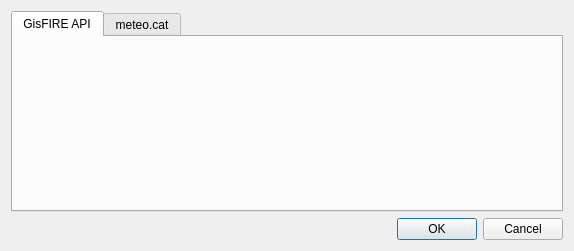
This is ui/settings.ui in JaumeFigueras/GisFIRE-Lightnings as Qt 5 draws it before an edit. The edited form follows.
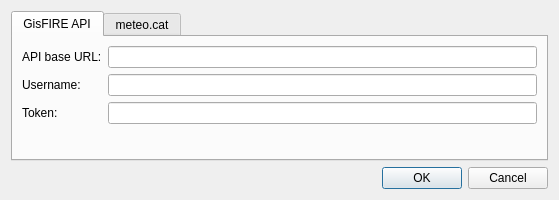
This is the edited form.

Commit message: GisFIRE API parameters in dialog box

Diff of the .ui file:
```diff
--- a/ui/settings.ui
+++ b/ui/settings.ui
@@ -6,8 +6,8 @@
    <rect>
     <x>0</x>
     <y>0</y>
-    <width>574</width>
-    <height>251</height>
+    <width>559</width>
+    <height>200</height>
    </rect>
   </property>
   <property name="sizePolicy">
@@ -47,8 +47,39 @@
          <string>GisFIRE API</string>
         </attribute>
         <layout class="QGridLayout" name="gridLayout_2">
-         <item row="0" column="0">
-          <layout class="QHBoxLayout" name="horizontalLayout_3"/>
+         <item row="2" column="0">
+          <layout class="QFormLayout" name="formLayout">
+           <item row="0" column="0">
+            <widget class="QLabel" name="label_2">
+             <property name="text">
+              <string>API base URL:</string>
+             </property>
+            </widget>
+           </item>
+           <item row="1" column="0">
+            <widget class="QLabel" name="label_3">
+             <property name="text">
+              <string>Username:</string>
+             </property>
+            </widget>
+           </item>
+           <item row="2" column="0">
+            <widget class="QLabel" name="label_4">
+             <property name="text">
+              <string>Token:</string>
+             </property>
+            </widget>
+           </item>
+           <item row="0" column="1">
+            <widget class="QLineEdit" name="txtGisFireApiBaseUrl"/>
+           </item>
+           <item row="1" column="1">
+            <widget class="QLineEdit" name="txtGisFireApiUsername"/>
+           </item>
+           <item row="2" column="1">
+            <widget class="QLineEdit" name="txtGisFireApiToken"/>
+           </item>
+          </layout>
          </item>
         </layout>
        </widget>
```
